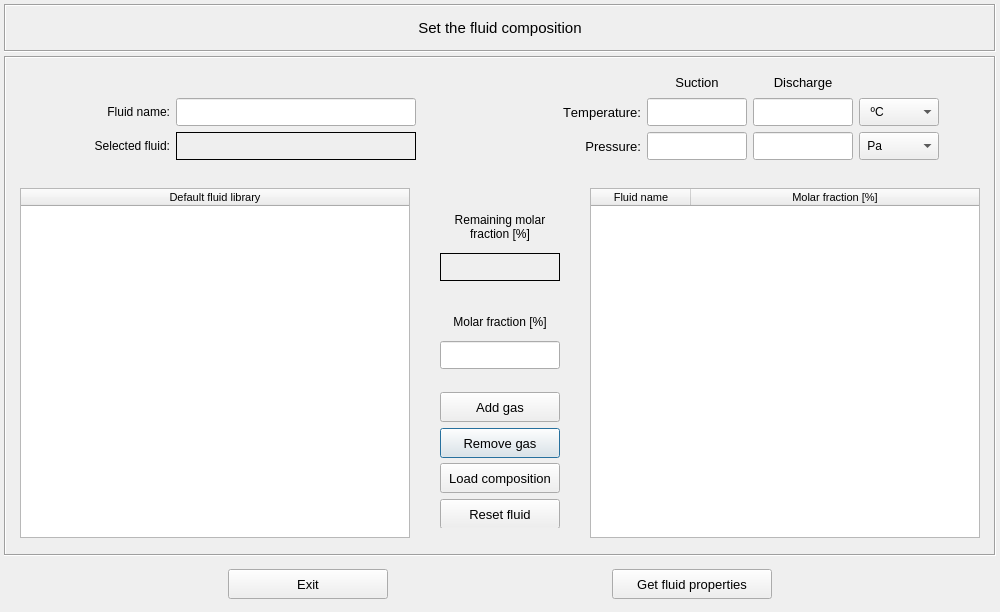
Before: the Qt Designer form vibra/interface/data/ui_files/model/setup/fluid/set_fluid_composition_input.ui in MOPT-UFSC/VIBRA, drawn with Qt 5.
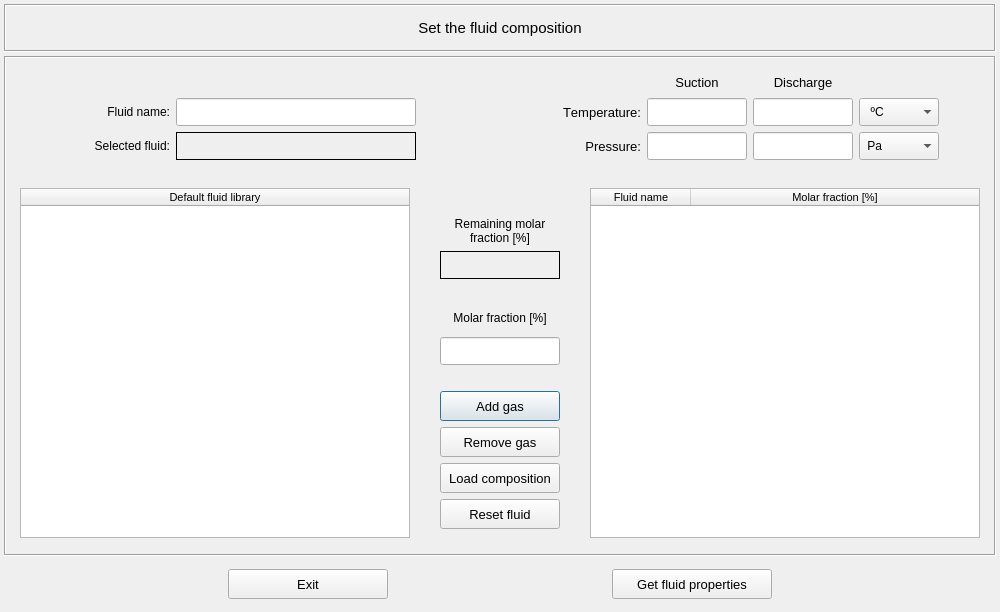
After: the same form once the commit is applied.

Commit message: Adjustments in the fluid composition dialog

Diff of the .ui file:
```diff
--- a/vibra/interface/data/ui_files/model/setup/fluid/set_fluid_composition_input.ui
+++ b/vibra/interface/data/ui_files/model/setup/fluid/set_fluid_composition_input.ui
@@ -925,122 +925,8 @@
             <property name="frameShadow">
              <enum>QFrame::Raised</enum>
             </property>
-            <layout class="QGridLayout" name="gridLayout_16">
-             <property name="leftMargin">
-              <number>0</number>
-             </property>
-             <property name="topMargin">
-              <number>0</number>
-             </property>
-             <property name="rightMargin">
-              <number>0</number>
-             </property>
-             <property name="bottomMargin">
-              <number>0</number>
-             </property>
-             <property name="spacing">
-              <number>0</number>
-             </property>
-             <item row="6" column="0">
-              <spacer name="verticalSpacer_5">
-               <property name="orientation">
-                <enum>Qt::Vertical</enum>
-               </property>
-               <property name="sizeHint" stdset="0">
-                <size>
-                 <width>20</width>
-                 <height>40</height>
-                </size>
-               </property>
-              </spacer>
-             </item>
-             <item row="2" column="0">
-              <spacer name="verticalSpacer_6">
-               <property name="orientation">
-                <enum>Qt::Vertical</enum>
-               </property>
-               <property name="sizeHint" stdset="0">
-                <size>
-                 <width>20</width>
-                 <height>40</height>
-                </size>
-               </property>
-              </spacer>
-             </item>
-             <item row="4" column="0">
-              <spacer name="verticalSpacer_7">
-               <property name="orientation">
-                <enum>Qt::Vertical</enum>
-               </property>
-               <property name="sizeHint" stdset="0">
-                <size>
-                 <width>20</width>
-                 <height>40</height>
-                </size>
-               </property>
-              </spacer>
-             </item>
-             <item row="5" column="0">
-              <widget class="QFrame" name="frame_9">
-               <property name="minimumSize">
-                <size>
-                 <width>0</width>
-                 <height>140</height>
-                </size>
-               </property>
-               <property name="frameShape">
-                <enum>QFrame::NoFrame</enum>
-               </property>
-               <property name="frameShadow">
-                <enum>QFrame::Raised</enum>
-               </property>
-               <layout class="QGridLayout" name="gridLayout_17">
-                <property name="leftMargin">
-                 <number>4</number>
-                </property>
-                <property name="topMargin">
-                 <number>4</number>
-                </property>
-                <property name="rightMargin">
-                 <number>4</number>
-                </property>
-                <property name="bottomMargin">
-                 <number>0</number>
-                </property>
-                <property name="horizontalSpacing">
-                 <number>4</number>
-                </property>
-                <property name="verticalSpacing">
-                 <number>6</number>
-                </property>
-                <item row="1" column="0">
-                 <widget class="QPushButton" name="pushButton_remove_gas">
-                  <property name="minimumSize">
-                   <size>
-                    <width>120</width>
-                    <height>30</height>
-                   </size>
-                  </property>
-                  <property name="maximumSize">
-                   <size>
-                    <width>120</width>
-                    <height>30</height>
-                   </size>
-                  </property>
-                  <property name="font">
-                   <font>
-                    <pointsize>10</pointsize>
-                   </font>
-                  </property>
-                  <property name="styleSheet">
-                   <string notr="true"/>
-                  </property>
-                  <property name="text">
-                   <string>Remove gas</string>
-                  </property>
-                 </widget>
-                </item>
-                <item row="0" column="0">
+            <layout class="QGridLayout" name="gridLayout_18">
+             <item row="8" column="0">
                  <widget class="QPushButton" name="pushButton_add_gas">
                   <property name="minimumSize">
                    <size>
@@ -1067,7 +953,59 @@
                   </property>
                  </widget>
                 </item>
-                <item row="2" column="0">
+             <item row="6" column="0">
+              <widget class="QLineEdit" name="lineEdit_composition">
+               <property name="sizePolicy">
+                <sizepolicy hsizetype="Preferred" vsizetype="Preferred">
+                 <horstretch>0</horstretch>
+                 <verstretch>0</verstretch>
+                </sizepolicy>
+               </property>
+               <property name="minimumSize">
+                <size>
+                 <width>120</width>
+                 <height>28</height>
+                </size>
+               </property>
+               <property name="maximumSize">
+                <size>
+                 <width>120</width>
+                 <height>28</height>
+                </size>
+               </property>
+               <property name="alignment">
+                <set>Qt::AlignCenter</set>
+               </property>
+              </widget>
+             </item>
+             <item row="5" column="0">
+              <widget class="QLabel" name="label_6">
+               <property name="minimumSize">
+                <size>
+                 <width>120</width>
+                 <height>26</height>
+                </size>
+               </property>
+               <property name="maximumSize">
+                <size>
+                 <width>120</width>
+                 <height>26</height>
+                </size>
+               </property>
+               <property name="font">
+                <font>
+                 <pointsize>9</pointsize>
+                </font>
+               </property>
+               <property name="text">
+                <string>Molar fraction [%]</string>
+               </property>
+               <property name="alignment">
+                <set>Qt::AlignCenter</set>
+               </property>
+              </widget>
+             </item>
+             <item row="10" column="0">
                  <widget class="QPushButton" name="pushButton_load_composition">
                   <property name="minimumSize">
                    <size>
@@ -1094,7 +1032,7 @@
                   </property>
                  </widget>
                 </item>
-                <item row="3" column="0">
+             <item row="11" column="0">
                  <widget class="QPushButton" name="pushButton_reset_fluid">
                   <property name="minimumSize">
                    <size>
@@ -1121,32 +1059,65 @@
                   </property>
                  </widget>
                 </item>
-               </layout>
+             <item row="9" column="0">
+              <widget class="QPushButton" name="pushButton_remove_gas">
+               <property name="minimumSize">
+                <size>
+                 <width>120</width>
+                 <height>30</height>
+                </size>
+               </property>
+               <property name="maximumSize">
+                <size>
+                 <width>120</width>
+                 <height>30</height>
+                </size>
+               </property>
+               <property name="font">
+                <font>
+                 <pointsize>10</pointsize>
+                </font>
+               </property>
+               <property name="styleSheet">
+                <string notr="true"/>
+               </property>
+               <property name="text">
+                <string>Remove gas</string>
+               </property>
               </widget>
              </item>
-             <item row="1" column="0">
-              <widget class="QFrame" name="frame_11">
-               <property name="frameShape">
-                <enum>QFrame::NoFrame</enum>
+             <item row="7" column="0">
+              <spacer name="verticalSpacer_7">
+               <property name="orientation">
+                <enum>Qt::Vertical</enum>
                </property>
-               <property name="frameShadow">
-                <enum>QFrame::Raised</enum>
+               <property name="sizeHint" stdset="0">
+                <size>
+                 <width>20</width>
+                 <height>40</height>
+                </size>
                </property>
-               <layout class="QGridLayout" name="gridLayout_18">
-                <item row="1" column="0">
+              </spacer>
+             </item>
+             <item row="2" column="0">
                  <widget class="QLabel" name="label_title_remaining_fraction">
                   <property name="minimumSize">
                    <size>
                     <width>120</width>
-                    <height>40</height>
+                 <height>0</height>
                    </size>
                   </property>
                   <property name="maximumSize">
                    <size>
                     <width>120</width>
-                    <height>40</height>
-                   </size>
-                  </property>
+                 <height>36</height>
+                </size>
+               </property>
+               <property name="font">
+                <font>
+                 <pointsize>9</pointsize>
+                </font>
+               </property>
                   <property name="text">
                    <string>Remaining molar 
 fraction [%]</string>
@@ -1159,7 +1130,7 @@
                   </property>
                  </widget>
                 </item>
-                <item row="2" column="0">
+             <item row="3" column="0">
                  <widget class="QLabel" name="label_remaining_composition">
                   <property name="minimumSize">
                    <size>
@@ -1197,69 +1168,20 @@
                   </property>
                  </widget>
                 </item>
-               </layout>
-              </widget>
-             </item>
-             <item row="3" column="0">
-              <widget class="QFrame" name="frame_12">
-               <property name="frameShape">
-                <enum>QFrame::NoFrame</enum>
+             <item row="4" column="0">
+              <spacer name="verticalSpacer_6">
+               <property name="orientation">
+                <enum>Qt::Vertical</enum>
                </property>
-               <property name="frameShadow">
-                <enum>QFrame::Raised</enum>
-               </property>
-               <layout class="QGridLayout" name="gridLayout_19">
-                <item row="0" column="0">
-                 <widget class="QLabel" name="label_6">
-                  <property name="minimumSize">
+               <property name="sizeHint" stdset="0">
                    <size>
-                    <width>120</width>
-                    <height>26</height>
-                   </size>
-                  </property>
-                  <property name="maximumSize">
-                   <size>
-                    <width>120</width>
-                    <height>26</height>
-                   </size>
-                  </property>
-                  <property name="text">
-                   <string>Molar fraction [%]</string>
-                  </property>
-                  <property name="alignment">
-                   <set>Qt::AlignCenter</set>
-                  </property>
-                 </widget>
+                 <width>20</width>
+                 <height>40</height>
+                </size>
+               </property>
+              </spacer>
                 </item>
                 <item row="1" column="0">
-                 <widget class="QLineEdit" name="lineEdit_composition">
-                  <property name="sizePolicy">
-                   <sizepolicy hsizetype="Preferred" vsizetype="Preferred">
-                    <horstretch>0</horstretch>
-                    <verstretch>0</verstretch>
-                   </sizepolicy>
-                  </property>
-                  <property name="minimumSize">
-                   <size>
-                    <width>120</width>
-                    <height>28</height>
-                   </size>
-                  </property>
-                  <property name="maximumSize">
-                   <size>
-                    <width>120</width>
-                    <height>28</height>
-                   </size>
-                  </property>
-                  <property name="alignment">
-                   <set>Qt::AlignCenter</set>
-                  </property>
-                 </widget>
-                </item>
-               </layout>
-              </widget>
-             </item>
-             <item row="0" column="0">
               <spacer name="verticalSpacer_8">
                <property name="orientation">
                 <enum>Qt::Vertical</enum>
```
Left out of the diff: 94 changed lines with no effect on the pictures. Lines whose indentation alone changed are shown as unchanged.
